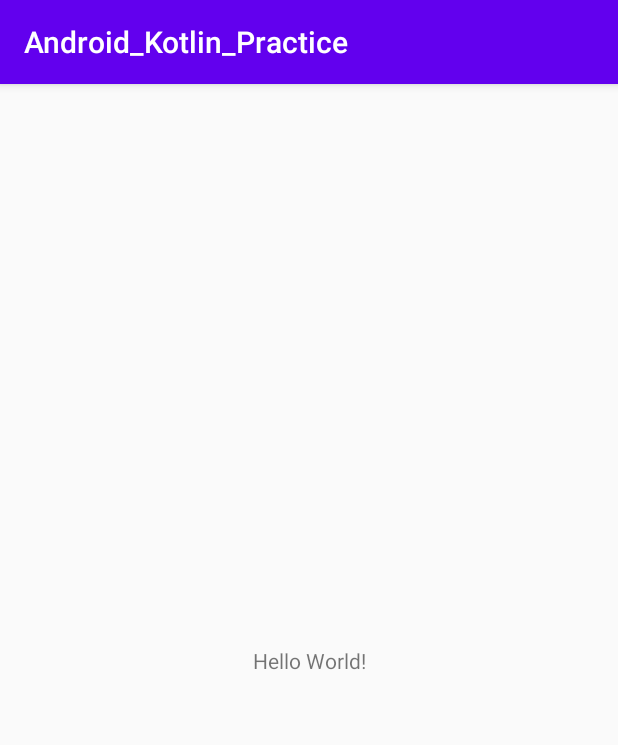
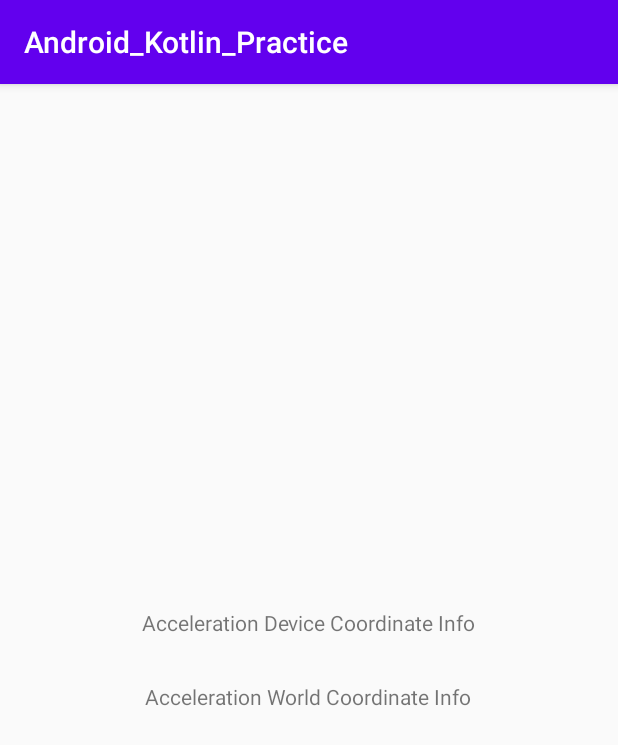
Before and after one commit to 4z7l/Android_Kotlin_Practice, an Android app: the screen it shows after launch (MainActivity), on a phone screen of 412 x 824 dp. Shown: the top 745 px of the screen. Run offline under Robolectric (Android 15) with nearby library versions, the phone set to English and light mode, and no system bars.

Commit message:
convert acceleration sensor to world coordinate system

```diff
--- a/app/src/main/AndroidManifest.xml
+++ b/app/src/main/AndroidManifest.xml
@@ -1,6 +1,11 @@
 <?xml version="1.0" encoding="utf-8"?>
 <manifest xmlns:android="http://schemas.android.com/apk/res/android"
     package="com.igluesmik.android_kotlin_practice">
+
+
+    <uses-feature android:name="android.hardware.sensor.accelerometer" />
+
+
 
     <application
         android:allowBackup="true"
--- a/app/src/main/java/com/igluesmik/android_kotlin_practice/MainActivity.kt
+++ b/app/src/main/java/com/igluesmik/android_kotlin_practice/MainActivity.kt
@@ -1,11 +1,92 @@
 package com.igluesmik.android_kotlin_practice
 
+import android.content.Context
+import android.hardware.Sensor
+import android.hardware.SensorEvent
+import android.hardware.SensorEventListener
+import android.hardware.SensorManager
+import android.os.Bundle
 import androidx.appcompat.app.AppCompatActivity
-import android.os.Bundle
+import kotlinx.android.synthetic.main.activity_main.*
 
-class MainActivity : AppCompatActivity() {
+class MainActivity : AppCompatActivity(), SensorEventListener {
+
+    private lateinit var sensorManager: SensorManager
+
+    private var accelerationSensor : Sensor?= null
+    private var magneticSensor : Sensor?= null
+
+    private var accelerationData = FloatArray(3)
+    private var magneticData = FloatArray(3)
+    private var earthData = FloatArray(3)
+    private var rotationMatrix = FloatArray(9)
+
+    private var info : String = ""
+
     override fun onCreate(savedInstanceState: Bundle?) {
         super.onCreate(savedInstanceState)
         setContentView(R.layout.activity_main)
+
+        initMotionSensor()
     }
+
+    override fun onResume() {
+        super.onResume()
+
+        sensorManager.apply {
+            registerListener(this@MainActivity, accelerationSensor, SensorManager.SENSOR_DELAY_NORMAL)
+            registerListener(this@MainActivity, magneticSensor, SensorManager.SENSOR_DELAY_NORMAL)
+        }
+    }
+
+    override fun onPause() {
+        super.onPause()
+
+        sensorManager.unregisterListener(this)
+    }
+
+    private fun initMotionSensor() {
+        sensorManager = getSystemService(Context.SENSOR_SERVICE) as SensorManager
+        sensorManager.apply {
+            accelerationSensor = getDefaultSensor(Sensor.TYPE_ACCELEROMETER)
+            magneticSensor = getDefaultSensor(Sensor.TYPE_MAGNETIC_FIELD)
+        }
+    }
+
+    override fun onSensorChanged(event: SensorEvent?) {
+        if (event != null) {
+            when(event.sensor.type){
+                Sensor.TYPE_ACCELEROMETER   -> getAccelerationData(event)
+                Sensor.TYPE_MAGNETIC_FIELD  -> getMagneticFieldData(event)
+            }
+        }
+    }
+
+    override fun onAccuracyChanged(sensor: Sensor?, accuracy: Int) {
+
+    }
+
+    private fun getMagneticFieldData(event: SensorEvent) {
+        magneticData = event.values.clone()
+    }
+
+    private fun getAccelerationData(event: SensorEvent) {
+        accelerationData = event.values.clone()
+
+        SensorManager.getRotationMatrix(rotationMatrix, null, accelerationData, magneticData)
+
+        ////get acceleration values converted to a world coordinate system
+        earthData[0] = rotationMatrix[0] * accelerationData[0] + rotationMatrix[1] * accelerationData[1] + rotationMatrix[2] * accelerationData[2]
+        earthData[1] = rotationMatrix[3] * accelerationData[0] + rotationMatrix[4] * accelerationData[1] + rotationMatrix[5] * accelerationData[2]
+        earthData[2] = rotationMatrix[6] * accelerationData[0] + rotationMatrix[7] * accelerationData[1] + rotationMatrix[8] * accelerationData[2]
+
+        info = "Device Coordinate\n"+
+                "x = ${accelerationData[0]},  y = ${accelerationData[1]}, z = ${accelerationData[2]}"
+        acceDeviceCoordinate.text = info
+
+        info = "Device Coordinate\n"+
+                "x = ${earthData[0]},  y = ${earthData[1]}, z = ${earthData[2]}"
+        acceWorldCoordinate.text = info
+    }
+
 }
--- a/app/src/main/res/layout/activity_main.xml
+++ b/app/src/main/res/layout/activity_main.xml
@@ -1,18 +1,24 @@
 <?xml version="1.0" encoding="utf-8"?>
-<androidx.constraintlayout.widget.ConstraintLayout xmlns:android="http://schemas.android.com/apk/res/android"
+<LinearLayout xmlns:android="http://schemas.android.com/apk/res/android"
     xmlns:app="http://schemas.android.com/apk/res-auto"
     xmlns:tools="http://schemas.android.com/tools"
     android:layout_width="match_parent"
     android:layout_height="match_parent"
+    android:orientation="vertical"
+    android:gravity="center"
     tools:context=".MainActivity">
 
     <TextView
+        android:id="@+id/acceDeviceCoordinate"
         android:layout_width="wrap_content"
         android:layout_height="wrap_content"
-        android:text="Hello World!"
-        app:layout_constraintBottom_toBottomOf="parent"
-        app:layout_constraintLeft_toLeftOf="parent"
-        app:layout_constraintRight_toRightOf="parent"
-        app:layout_constraintTop_toTopOf="parent" />
+        android:text="Acceleration Device Coordinate Info"/>
 
-</androidx.constraintlayout.widget.ConstraintLayout>
+    <TextView
+        android:id="@+id/acceWorldCoordinate"
+        android:layout_width="wrap_content"
+        android:layout_height="wrap_content"
+        android:text="Acceleration World Coordinate Info"
+        android:layout_marginTop="30dp"/>
+
+</LinearLayout>
```
